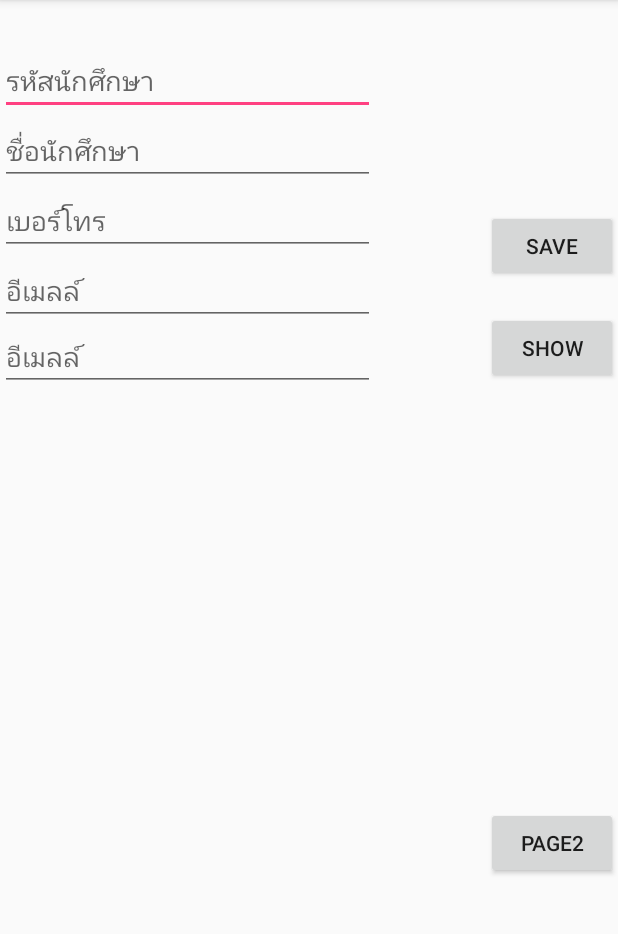
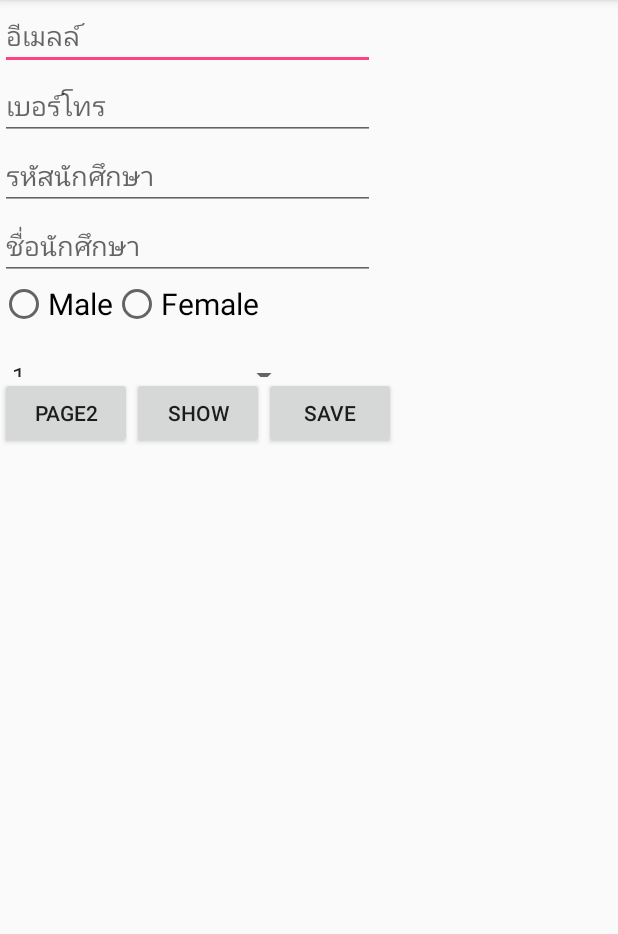
Before and after one commit to netiphong/LABFINAL, an Android app: the screen it shows after launch (MainActivity), on a phone screen of 412 x 824 dp, the part 84-1018 px from its top. Run offline under Robolectric (Android 15) with nearby library versions, the phone set to English and light mode, and no system bars; our stand-ins replace Volley; network calls fail; 1 statement that could not run was skipped.

Commit message:
12112018

```diff
--- a/app/src/main/java/com/myweb/myapplication/MainActivity.java
+++ b/app/src/main/java/com/myweb/myapplication/MainActivity.java
@@ -5,6 +5,7 @@ import android.content.Intent;
 import android.support.v7.app.AlertDialog;
 import android.support.v7.app.AppCompatActivity;
 import android.os.Bundle;
+import android.util.Log;
 import android.view.LayoutInflater;
 import android.view.View;
 import android.widget.AdapterView;
@@ -12,7 +13,8 @@ import android.widget.ArrayAdapter;
 import android.widget.Button;
 import android.widget.EditText;
 import android.widget.ListView;
-
+import android.widget.RadioGroup;
+import android.widget.Spinner;
 
 
 import java.util.List;
@@ -24,7 +26,9 @@ public class MainActivity extends AppCompatActivity {
     private EditText txtStdName;
     private EditText txtStdTel;
     private EditText txtStdEmail;
-    private EditText genae;
+    String spin;
+    String gender1;
+    RadioGroup genderRadio;
 
     private Button btnSave;
     private Button btnShow;
@@ -45,9 +49,31 @@ public class MainActivity extends AppCompatActivity {
         setContentView(R.layout.activity_main);
         init();
         update();
+        genderRadio = findViewById(R.id.gendergroup);
+
 
         clickView = findViewById(R.id.dataView);
-        page2 = findViewById(R.id.page2);
+        Spinner deptSpinner = (Spinner) findViewById(R.id.checknumb);
+        //Spinner
+        final String[] deptNameStr = getResources().getStringArray(R.array.deptName_array);
+        ArrayAdapter<String> adapterDept = new ArrayAdapter<String>(this, android.R.layout.simple_dropdown_item_1line, deptNameStr);
+
+        deptSpinner.setAdapter(adapterDept);
+        deptSpinner.setOnItemSelectedListener(new AdapterView.OnItemSelectedListener() {
+            @Override
+            public void onItemSelected(AdapterView<?> parent,View view,int position,long id){
+
+                spin = parent.getItemAtPosition(position).toString();
+
+            }
+            @Override
+            public void onNothingSelected(AdapterView<?> parent) {
+            }
+        });
+
+
+
+        //--------------------------------------------------------
         page2.setOnClickListener(new View.OnClickListener() {
             @Override
             public void onClick(View v) {
@@ -76,16 +102,26 @@ public class MainActivity extends AppCompatActivity {
         });
 
         btnSave.setOnClickListener(new View.OnClickListener() {
+
             @Override
             public void onClick(View v) {
-                mySQLConnect.sentData(txtStdid.getText().toString(),txtStdName.getText().toString(),txtStdTel.getText().toString(),txtStdEmail.getText().toString(),genae.getText().toString());
-                items.add(txtStdid.getText().toString()+"\n"+txtStdName.getText().toString()+"\n"+txtStdTel.getText().toString()+"\n"+txtStdEmail.getText().toString()+"\n"+genae.getText().toString());
+                //RadioButton
+                int selectedGender = genderRadio.getCheckedRadioButtonId();
+                if (selectedGender == R.id.ipMale){
+                    gender1 = "Male";}
+                else if (selectedGender == R.id.ipFemale){
+                    gender1 = "Female";
+                    Log.d("Femail: ",gender1);}
+                    //------------------------------------------
+                mySQLConnect.sentData(txtStdid.getText().toString(),txtStdName.getText().toString(),txtStdTel.getText().toString(),txtStdEmail.getText().toString(),spin,gender1);
+                items.add(txtStdid.getText().toString()+"\n"+txtStdName.getText().toString()+"\n"+txtStdTel.getText().toString()+"\n"+txtStdEmail.getText().toString()+"\n"+spin+"\n"+gender1);
                 adt.notifyDataSetChanged();
                 txtStdid.setText("");
                 txtStdName.setText("");
                 txtStdTel.setText("");
                 txtStdEmail.setText("");
-                genae.setText("");
+                spin="";
+
 
             }
         });
@@ -111,11 +147,12 @@ public class MainActivity extends AppCompatActivity {
         finish();
     }
     public void init(){
+        page2 = findViewById(R.id.page2);
         txtStdid = (EditText)findViewById(R.id.txtId);
         txtStdName = findViewById(R.id.txtName);
         txtStdTel = findViewById(R.id.txtTel);
         txtStdEmail = findViewById(R.id.txtEmail);
-        genae = findViewById(R.id.genae);
+
         btnSave = (Button)findViewById(R.id.btnSave);
         btnShow = findViewById(R.id.btnShow);
         dataView = (ListView)findViewById(R.id.dataView);
--- a/app/src/main/res/layout/activity_main.xml
+++ b/app/src/main/res/layout/activity_main.xml
@@ -6,76 +6,108 @@
     android:layout_height="match_parent"
     tools:context=".MainActivity">
 
+    <ScrollView
+        android:layout_width="match_parent"
+        android:layout_height="match_parent">
+
+        <LinearLayout
+            android:layout_width="match_parent"
+            android:layout_height="wrap_content"
+            android:orientation="vertical" >
+
+            <LinearLayout
+                android:layout_width="match_parent"
+                android:layout_height="251dp"
+                android:orientation="vertical">
+
                 <EditText
+                    android:id="@+id/txtEmail"
+                    android:layout_width="250dp"
+                    android:layout_height="wrap_content"
+                    android:hint="อีเมลล์" />
+
+                <EditText
+                    android:id="@+id/txtTel"
+                    android:layout_width="250dp"
+                    android:layout_height="wrap_content"
+                    android:hint="เบอร์โทร" />
+
+                <EditText
+                    android:id="@+id/txtId"
                     android:layout_width="250dp"
                     android:layout_height="wrap_content"
                     android:hint="รหัสนักศึกษา"
-        android:inputType="none"
-        android:id="@+id/txtId"
-        android:layout_marginTop="30dp"/>
+                    android:inputType="none" />
 
                 <EditText
+                    android:id="@+id/txtName"
                     android:layout_width="250dp"
                     android:layout_height="wrap_content"
-        android:hint="ชื่อนักศึกษา"
-        android:id="@+id/txtName"
-        android:layout_below="@id/txtId"
-        android:layout_marginTop="0dp"/>
+                    android:hint="ชื่อนักศึกษา" />
 
-    <EditText
-        android:layout_width="250dp"
+                <RadioGroup
+                    android:id="@+id/gendergroup"
+                    android:layout_width="185dp"
                     android:layout_height="wrap_content"
-        android:hint="เบอร์โทร"
-        android:id="@+id/txtTel"
-        android:layout_below="@id/txtName"
-        android:layout_marginTop="0dp"/>
+                    android:layout_alignParentStart="true"
+                    android:layout_centerVertical="true"
+                    android:orientation="horizontal">
 
-    <EditText
-        android:layout_width="250dp"
+                    <RadioButton
+                        android:id="@+id/ipMale"
+                        android:layout_width="wrap_content"
                         android:layout_height="wrap_content"
-        android:hint="อีเมลล์"
-        android:id="@+id/txtEmail"
-        android:layout_below="@id/txtTel"
-        android:layout_marginTop="0dp"/>
+                        android:text="Male"
+                        android:textSize="20sp" />
 
-    <EditText
-        android:id="@+id/genae"
-        android:layout_width="250dp"
+                    <RadioButton
+                        android:id="@+id/ipFemale"
+                        android:layout_width="wrap_content"
                         android:layout_height="wrap_content"
-        android:layout_below="@id/txtTel"
+                        android:text="Female"
+                        android:textSize="20sp" />
+                </RadioGroup>
+
+                <Spinner
+                    android:id="@+id/checknumb"
+                    android:layout_width="200dp"
+                    android:layout_height="wrap_content"
+                    android:layout_alignBottom="@+id/txtName"
                     android:layout_alignParentStart="true"
                     android:layout_marginStart="0dp"
-        android:layout_marginTop="44dp"
-        android:hint="อีเมลล์" />
+                    android:layout_marginBottom="-120dp" />
 
-    <Button
-        android:layout_width="wrap_content"
+            </LinearLayout>
+
+            <LinearLayout
+                android:layout_width="match_parent"
                 android:layout_height="wrap_content"
-        android:layout_alignParentEnd="true"
-        android:id="@+id/btnSave"
-        android:layout_marginTop="140dp"
-        android:layout_marginBottom="10dp"
-        android:text="SAVE"/>
-
-    <Button
-        android:layout_width="wrap_content"
-        android:layout_height="wrap_content"
-        android:layout_alignParentEnd="true"
-        android:id="@+id/btnShow"
-        android:layout_below="@id/btnSave"
-        android:layout_marginTop="10dp"
-        android:text="show"/>
+                android:orientation="horizontal">
 
                 <Button
                     android:id="@+id/page2"
                     android:layout_width="wrap_content"
                     android:layout_height="wrap_content"
-        android:layout_alignParentEnd="true"
+                    android:text="Page2" />
 
-        android:layout_alignParentBottom="true"
-        android:layout_marginEnd="0dp"
-        android:layout_marginBottom="182dp"
-        android:text="Page2" />
+                <Button
+                    android:id="@+id/btnShow"
+                    android:layout_width="wrap_content"
+                    android:layout_height="wrap_content"
+                    android:layout_below="@id/btnSave"
+                    android:text="show" />
+
+                <Button
+                    android:id="@+id/btnSave"
+                    android:layout_width="wrap_content"
+                    android:layout_height="wrap_content"
+                    android:text="SAVE" />
+            </LinearLayout>
+
+            <LinearLayout
+                android:layout_width="match_parent"
+                android:layout_height="wrap_content"
+                android:orientation="vertical">
 
                 <ListView
                     android:id="@+id/dataView"
@@ -85,6 +117,9 @@
                     android:layout_marginTop="60dp">
 
                 </ListView>
+            </LinearLayout>
+        </LinearLayout>
+    </ScrollView>
 
 
 </RelativeLayout>
--- a/app/src/main/res/values/strings.xml
+++ b/app/src/main/res/values/strings.xml
@@ -1,3 +1,10 @@
 <resources>
     <string name="app_name">My Application</string>
+
+    <string-array name="deptName_array">
+        <item>1</item>
+        <item>2</item>
+        <item>3</item>
+    </string-array>
+
 </resources>
```
Also changed, not shown: app/src/main/java/com/myweb/myapplication/MySQLConnect.java (+15 -10 lines), 3 other files. Lines whose indentation alone changed are shown as unchanged.
